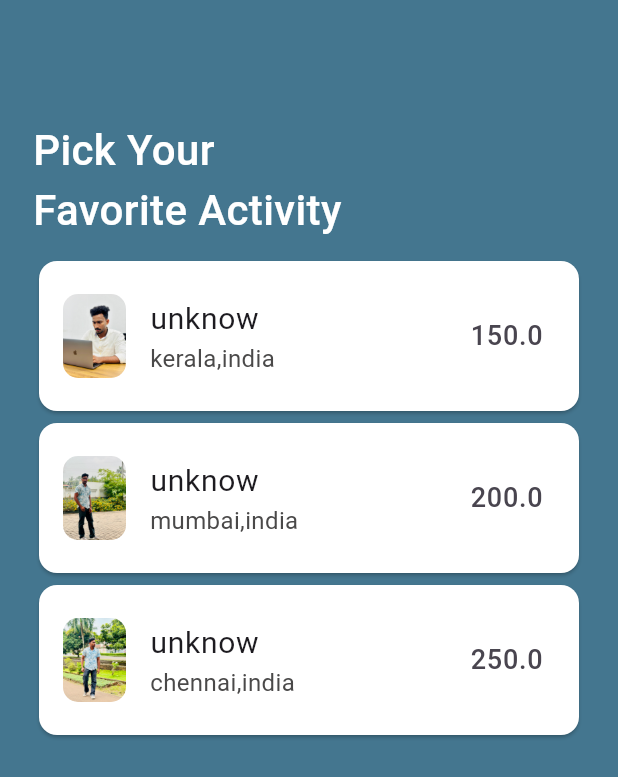
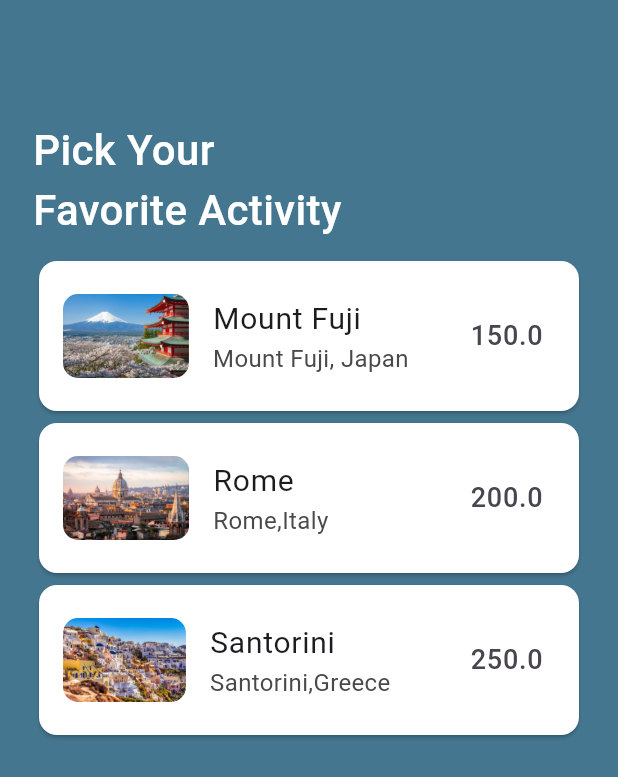
Before and after one commit to Ameer-Anas99/Animation, a Flutter app: the screen it shows after launch, on a phone screen of 412 x 824 dp. Shown: the top 777 px of the screen. Run offline on Flutter 3.47's test engine with Material 3 defaults, Android fonts, the phone set to English and light mode, and no system bars; our stand-ins replace lorem_ipsum.

```diff
--- a/lib/view/home_page.dart
+++ b/lib/view/home_page.dart
@@ -17,19 +17,19 @@ class _HomePageState extends State<HomePage> {
   void initState() {
     activities = [
       Activity(
-          name: "unknow",
-          location: "kerala,india",
-          imageUrl: "asset/ameer3.jpg",
+          name: "Mount Fuji",
+          location: "Mount Fuji, Japan",
+          imageUrl: "asset/mount fuji japan.jpg",
           price: 150),
       Activity(
-          name: "unknow",
-          location: "mumbai,india",
-          imageUrl: "asset/ameer5.jpg",
+          name: "Rome",
+          location: "Rome,Italy",
+          imageUrl: "asset/rome,italy.png",
           price: 200),
       Activity(
-          name: "unknow",
-          location: "chennai,india",
-          imageUrl: "asset/ameer10.jpg",
+          name: "Santorini",
+          location: "Santorini,Greece",
+          imageUrl: "asset/santorini,greece.jpg",
           price: 250)
     ];
     super.initState();
@@ -84,7 +84,7 @@ class _HomePageState extends State<HomePage> {
   Card buildCard(Activity activity) {
     return Card(
       color: Colors.white,
-      child: Container(
+      child: SizedBox(
         height: 100,
         child: Center(
           child: ListTile(
--- a/pubspec.yaml
+++ b/pubspec.yaml
@@ -35,6 +35,7 @@ dependencies:
   # The following adds the Cupertino Icons font to your application.
   # Use with the CupertinoIcons class for iOS style icons.
   cupertino_icons: ^1.0.6
+  lorem_ipsum: ^0.0.3
 
 dev_dependencies:
   flutter_test:
```
Also changed, not shown: lib/widget/details.dart (+11 -2 lines), asset/ameer10.jpg (deleted), asset/ameer3.jpg (deleted), asset/ameer5.jpg (deleted), asset/mount fuji japan.jpg (added), asset/rome,italy.png (added), asset/santorini,greece.jpg (added), pubspec.lock.
